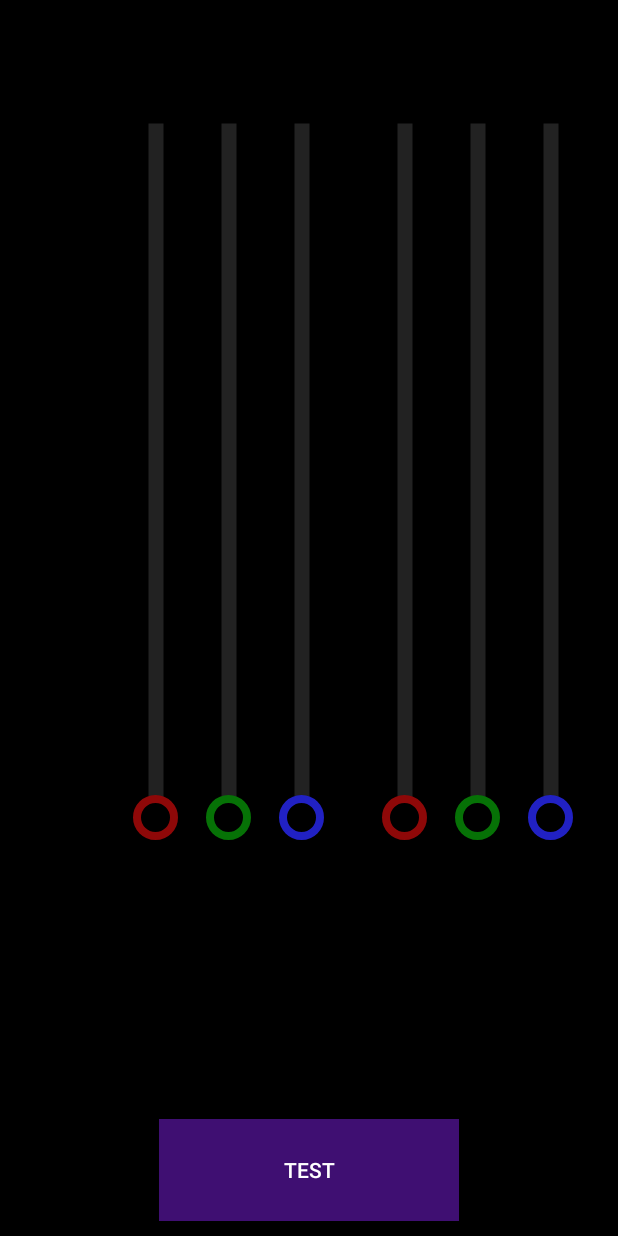
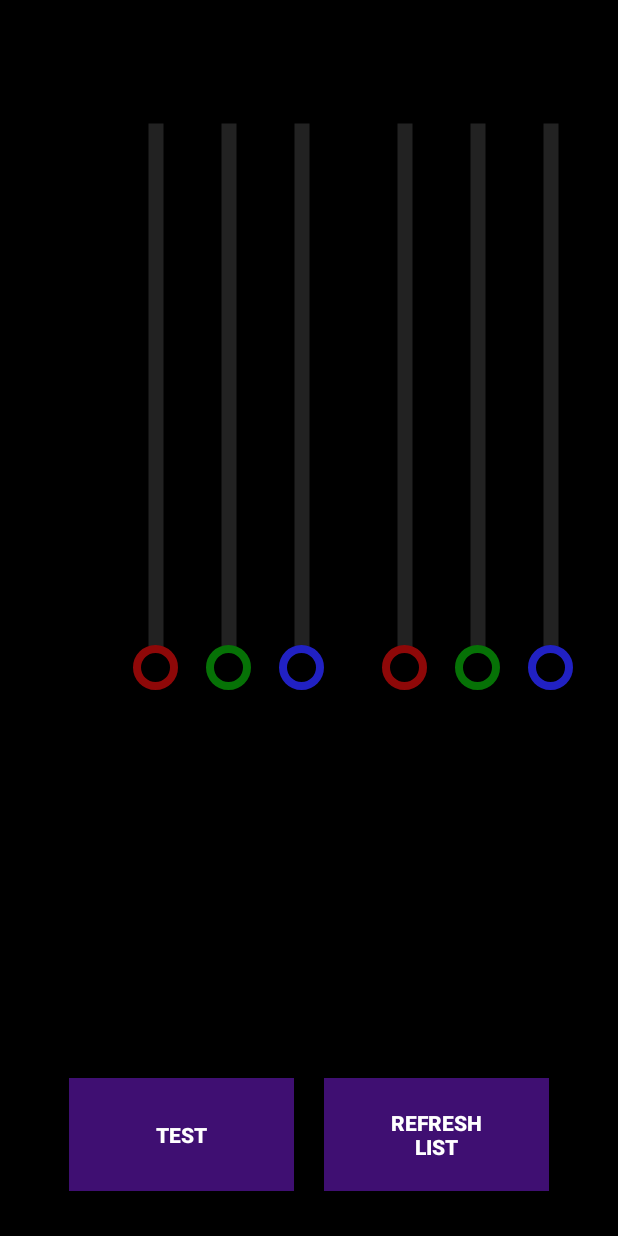
Before and after one commit to meuta/Dipolia, an Android app: the screen it shows after launch (MainActivity), on a phone screen of 412 x 824 dp. Run offline under Robolectric (Android 15) with nearby library versions, the phone set to English and light mode, and no system bars; our stand-ins replace Room's generated code, data binding; network calls fail; 1 statement that could not run was skipped.

Commit message:
auto cleaning connected list when start activity and manual it's refresh control

```diff
--- a/app/src/main/java/com/example/dipolia/data/DipoliaRepositoryImpl.kt
+++ b/app/src/main/java/com/example/dipolia/data/DipoliaRepositoryImpl.kt
@@ -53,8 +53,13 @@ class DipoliaRepositoryImpl(private val application: Application) : DipoliaRepos
                 if (ar[0] == "dipol") {
                     val id = ar[1].substring(0, ar[1].length - 1)
                     var already = 0
+
+
                     for (i in dipolListDto) {
                         if (i.id == id) {
+// connected list control:
+                            dipolsDao.updateDipolItem(mapper.mapDtoToDbModel(i).copy(connected = true))
+
                             already = 1
                             break
                         }
@@ -77,7 +82,18 @@ class DipoliaRepositoryImpl(private val application: Application) : DipoliaRepos
         }
     }
 
-//    override suspend fun testSendLocalModeData(dipolID: String, string: String) {
+    override suspend fun refreshConnectedList() {
+        val notConnectedList = dipolsDao.getDipolList()
+        val refreshedList = notConnectedList
+            .filter { it.connected }
+            .map{ it.copy(connected = false) }
+        for (dipol in refreshedList) {
+            dipolsDao.updateDipolItem(dipol)
+        }
+    }
+
+
+    //    override suspend fun testSendLocalModeData(dipolID: String, string: String) {
     override fun testSendLocalModeData(dipolID: String, string: String) {
 
 ////        val r1 = (BigDecimal(i.c1.r).setScale(3, RoundingMode.HALF_DOWN)).toString()
@@ -152,12 +168,13 @@ class DipoliaRepositoryImpl(private val application: Application) : DipoliaRepos
         override fun getDipolList(): LiveData<List<DipolDomainEntity>> {
         Log.d("getDipolList", "were here")
 
-        return Transformations.map(dipolsDao.getDipolList()) { it ->
+        return Transformations.map(dipolsDao.getDipolListLD(true)) { it ->
             Log.d("getDipolList", "$it")
 //            it
 //            mapper.mapListDbModelToEntity(it)
             it.map{
                 mapper.mapDbModelToEntity(it)
+//                mapper.mapDbModelToEntity(it.copy(connected = false))
             }
 
         }
--- a/app/src/main/java/com/example/dipolia/data/database/DipolDbModel.kt
+++ b/app/src/main/java/com/example/dipolia/data/database/DipolDbModel.kt
@@ -9,6 +9,7 @@ data class DipolDbModel(
     val dipolId: String,
     val dipolIp: String,
     var selected: Boolean,
+    var connected: Boolean = false,
     var r1: Double = 0.0,
     var g1: Double = 0.0,
     var b1: Double = 0.0,
--- a/app/src/main/java/com/example/dipolia/data/database/DipolsDao.kt
+++ b/app/src/main/java/com/example/dipolia/data/database/DipolsDao.kt
@@ -6,8 +6,11 @@ import androidx.room.*
 @Dao
 interface DipolsDao {
 
+    @Query("SELECT * FROM dipols WHERE connected=:connected")
+    fun getDipolListLD(connected: Boolean): LiveData<List<DipolDbModel>>
+
     @Query("SELECT * FROM dipols")
-    fun getDipolList(): LiveData<List<DipolDbModel>>
+    fun getDipolList(): List<DipolDbModel>
 
     @Query("SELECT * FROM dipols WHERE dipolId=:dipolItemId LIMIT 1")
     fun getDipolItemById(dipolItemId: String): DipolDbModel
@@ -23,4 +26,7 @@ interface DipolsDao {
 
     @Update(onConflict = OnConflictStrategy.REPLACE)
     fun updateDipolItem(dipolItemBbModel: DipolDbModel)
+
+//    @Update(onConflict = OnConflictStrategy.REPLACE)
+//    fun refreshConnectedList(dipolListBbModel: List<DipolDbModel>)
 }
--- a/app/src/main/java/com/example/dipolia/data/mapper/DipoliaMapper.kt
+++ b/app/src/main/java/com/example/dipolia/data/mapper/DipoliaMapper.kt
@@ -21,7 +21,8 @@ class DipoliaMapper {
 //            0.0,
 //            0.0,
 //            0.0
-            selected = false
+            selected = false,
+            connected = true
         )
     }
 
--- a/app/src/main/java/com/example/dipolia/domain/DipolDomainEntity.kt
+++ b/app/src/main/java/com/example/dipolia/domain/DipolDomainEntity.kt
@@ -1,10 +1,8 @@
 package com.example.dipolia.domain
 
-import java.net.InetAddress
 
 data class DipolDomainEntity(
     val id: String,
-//    val ip: InetAddress,
     val ip: String,
 
     var c1: List<Double>,
--- a/app/src/main/java/com/example/dipolia/domain/DipoliaRepository.kt
+++ b/app/src/main/java/com/example/dipolia/domain/DipoliaRepository.kt
@@ -28,4 +28,6 @@ interface DipoliaRepository {
 
     fun changeGlobalState(horn: Horn, colorDiff: Double)
 
+    suspend fun refreshConnectedList()
+
 }
--- /dev/null
+++ b/app/src/main/java/com/example/dipolia/domain/useCases/RefreshConnectedListUseCase.kt
@@ -0,0 +1,8 @@
+package com.example.dipolia.domain.useCases
+
+import com.example.dipolia.data.DipoliaRepositoryImpl
+
+class RefreshConnectedListUseCase(private val repository: DipoliaRepositoryImpl) {
+
+    suspend operator fun invoke() = repository.refreshConnectedList()
+}
--- a/app/src/main/java/com/example/dipolia/presentation/LocalModeViewModel.kt
+++ b/app/src/main/java/com/example/dipolia/presentation/LocalModeViewModel.kt
@@ -16,6 +16,7 @@ class LocalModeViewModel(application: Application): AndroidViewModel(application
     private val testSendLocalModeDataUseCase = TestSendLocalModeDataUseCase(repository)
     private val getDipolListUseCase = GetDipolListUseCase(repository)
     private val selectDipolUseCase = SelectDipolUseCase(repository)
+    private val refreshConnectedListUseCase = RefreshConnectedListUseCase(repository)
 
     private val scope = CoroutineScope(Dispatchers.IO)
 
@@ -27,7 +28,7 @@ class LocalModeViewModel(application: Application): AndroidViewModel(application
         }
         scope.launch{
             receiveLocalModeDataUseCase ()
-            }
+        }
     }
 
     fun testSendLocalModeData(dipolID: String, string: String) {
@@ -39,4 +40,10 @@ class LocalModeViewModel(application: Application): AndroidViewModel(application
             selectDipolUseCase(dipolId)
         }
     }
+
+    fun refreshConnectedList() {
+        scope.launch {
+            refreshConnectedListUseCase()
+        }
+    }
 }
--- a/app/src/main/java/com/example/dipolia/presentation/MainActivity.kt
+++ b/app/src/main/java/com/example/dipolia/presentation/MainActivity.kt
@@ -21,9 +21,9 @@ class MainActivity : AppCompatActivity() {
         binding = ActivityMainBinding.inflate(layoutInflater)
         setContentView(binding.root)
 
+        localModeViewModel = ViewModelProvider(this)[LocalModeViewModel::class.java]
+
         setupRecyclerView()
-
-        localModeViewModel = ViewModelProvider(this)[LocalModeViewModel::class.java]
 
         localModeViewModel.dipolList.observe(this) {
             dipolListAdapter.submitList(it)      // Created new thread
@@ -36,9 +36,15 @@ class MainActivity : AppCompatActivity() {
         binding.btnTest.setOnClickListener {
             localModeViewModel.testSendLocalModeData(dipolID, string)
         }
+
+        binding.btnRefreshList.setOnClickListener {
+            refreshConnectedList()
+        }
     }
 
     private fun setupRecyclerView() {
+
+        refreshConnectedList()
 
         dipolListAdapter = DipolListAdapter()
         with(binding.rvDipolItemList) {
@@ -63,4 +69,8 @@ class MainActivity : AppCompatActivity() {
         }
     }
 
+    private fun refreshConnectedList(){
+        localModeViewModel.refreshConnectedList()
+    }
+
 }
--- a/app/src/main/res/layout/activity_main.xml
+++ b/app/src/main/res/layout/activity_main.xml
@@ -1,13 +1,13 @@
 <?xml version="1.0" encoding="utf-8"?>
-<layout xmlns:tools="http://schemas.android.com/tools"
-    xmlns:android="http://schemas.android.com/apk/res/android"
-    xmlns:app="http://schemas.android.com/apk/res-auto">
+<layout xmlns:android="http://schemas.android.com/apk/res/android"
+    xmlns:app="http://schemas.android.com/apk/res-auto"
+    xmlns:tools="http://schemas.android.com/tools">
 
     <LinearLayout
         android:layout_width="match_parent"
         android:layout_height="match_parent"
+        android:background="@color/black"
         android:orientation="vertical"
-        android:background="@color/black"
         tools:context=".activities.MainActivity">
 
         <com.google.android.material.appbar.AppBarLayout
@@ -61,13 +61,13 @@
 
                     <LinearLayout
                         android:layout_width="match_parent"
-                        android:layout_height="520dp"
+                        android:layout_height="420dp"
                         android:orientation="horizontal">
 
                         <com.example.dipolia.presentation.utils.VerticalSeekBar
                             android:id="@+id/localSeekBar1"
                             android:layout_width="0dp"
-                            android:layout_height="500dp"
+                            android:layout_height="400dp"
                             android:layout_margin="5dp"
                             android:layout_weight="1"
                             android:progressDrawable="@drawable/custom_seekbar_local_red"
@@ -77,7 +77,7 @@
                         <com.example.dipolia.presentation.utils.VerticalSeekBar
                             android:id="@+id/localSeekBar2"
                             android:layout_width="0dp"
-                            android:layout_height="500dp"
+                            android:layout_height="400dp"
                             android:layout_margin="5dp"
                             android:layout_weight="1"
                             android:progressDrawable="@drawable/custom_seekbar_local_green"
@@ -87,7 +87,7 @@
                         <com.example.dipolia.presentation.utils.VerticalSeekBar
                             android:id="@+id/localSeekBar3"
                             android:layout_width="0dp"
-                            android:layout_height="500dp"
+                            android:layout_height="400dp"
                             android:layout_margin="5dp"
                             android:layout_weight="1"
                             android:progressDrawable="@drawable/custom_seekbar_local_blue"
@@ -98,7 +98,7 @@
                     <View
                         android:id="@+id/view_local_color_label_1"
                         android:layout_width="100dp"
-                        android:layout_height="100dp"
+                        android:layout_height="match_parent"
                         android:layout_gravity="center"
                         android:layout_margin="10dp"
                         android:background="@color/black" />
@@ -114,13 +114,13 @@
 
                     <LinearLayout
                         android:layout_width="match_parent"
-                        android:layout_height="520dp"
+                        android:layout_height="420dp"
                         android:orientation="horizontal">
 
                         <com.example.dipolia.presentation.utils.VerticalSeekBar
                             android:id="@+id/localSeekBar4"
                             android:layout_width="0dp"
-                            android:layout_height="500dp"
+                            android:layout_height="400dp"
                             android:layout_margin="5dp"
                             android:layout_weight="1"
                             android:progressDrawable="@drawable/custom_seekbar_local_red"
@@ -130,7 +130,7 @@
                         <com.example.dipolia.presentation.utils.VerticalSeekBar
                             android:id="@+id/localSeekBar5"
                             android:layout_width="0dp"
-                            android:layout_height="500dp"
+                            android:layout_height="400dp"
                             android:layout_margin="5dp"
                             android:layout_weight="1"
                             android:progressDrawable="@drawable/custom_seekbar_local_green"
@@ -140,7 +140,7 @@
                         <com.example.dipolia.presentation.utils.VerticalSeekBar
                             android:id="@+id/localSeekBar6"
                             android:layout_width="0dp"
-                            android:layout_height="500dp"
+                            android:layout_height="400dp"
                             android:layout_margin="5dp"
                             android:layout_weight="1"
                             android:progressDrawable="@drawable/custom_seekbar_local_blue"
@@ -152,7 +152,7 @@
                     <View
                         android:id="@+id/view_local_color_label_2"
                         android:layout_width="100dp"
-                        android:layout_height="100dp"
+                        android:layout_height="match_parent"
                         android:layout_gravity="center"
                         android:layout_margin="10dp"
                         android:background="@color/black" />
@@ -161,19 +161,49 @@
             </LinearLayout>
         </LinearLayout>
 
+        <LinearLayout
+            android:layout_width="match_parent"
+            android:layout_height="0dp"
+            android:layout_weight="1.5"
+            android:orientation="horizontal"
+            android:gravity="center"
+            android:layout_margin="20dp">
+
             <Button
                 android:id="@+id/btn_test"
-            android:layout_width="200dp"
-            android:layout_height="0dp"
-            android:layout_weight="1"
+                android:layout_width="150dp"
+                android:layout_height="match_parent"
+                android:layout_gravity="center"
                 android:layout_margin="10dp"
-            android:layout_gravity="center"
                 android:background="@color/colorAccent"
                 android:text="@string/test_btn"
+                android:textStyle="bold"
+                style="?android:attr/buttonBarButtonStyle"
+                android:foreground="?android:attr/selectableItemBackground"
                 app:layout_constraintBottom_toBottomOf="parent"
                 app:layout_constraintEnd_toEndOf="parent"
                 app:layout_constraintStart_toStartOf="parent"
 
                 />
+
+            <Button
+                android:id="@+id/btn_refresh_list"
+                android:layout_width="150dp"
+                android:layout_height="match_parent"
+                android:layout_gravity="center"
+                android:layout_margin="10dp"
+                android:background="@color/colorAccent"
+                android:text="@string/refresh_list_btn"
+                android:textStyle="bold"
+                style="?android:attr/buttonBarButtonStyle"
+                android:foreground="?android:attr/selectableItemBackground"
+                app:layout_constraintBottom_toBottomOf="parent"
+                app:layout_constraintEnd_toEndOf="parent"
+                app:layout_constraintStart_toStartOf="parent"
+
+                />
+
+        </LinearLayout>
+
     </LinearLayout>
 </layout>
--- a/app/src/main/res/values/strings.xml
+++ b/app/src/main/res/values/strings.xml
@@ -1,4 +1,5 @@
 <resources>
     <string name="app_name">Dipolia</string>
     <string name="test_btn">TEST</string>
+    <string name="refresh_list_btn">REFRESH\nLIST</string>
 </resources>
```
Lines whose indentation alone changed are shown as unchanged.
